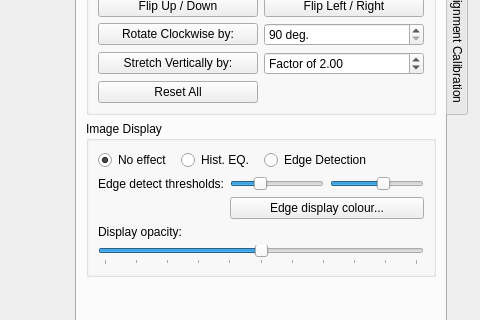
The window that calcam/gui/qt_designer_files/alignment_calib_editor.ui (euratom-software/calcam) describes before a commit, drawn with Qt 5; both pictures show x 447 to 927 and y 271 to 591 of the 927 by 724 pixel window.
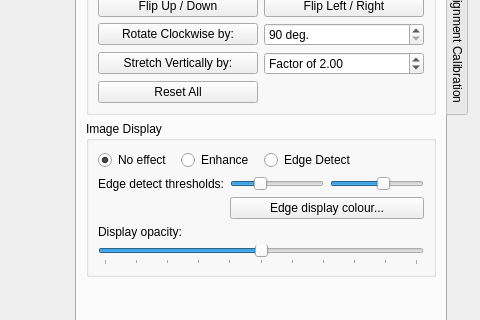
The same window after the commit.

Patch:
```diff
--- a/calcam/gui/qt_designer_files/alignment_calib_editor.ui
+++ b/calcam/gui/qt_designer_files/alignment_calib_editor.ui
@@ -463,7 +463,7 @@
            <item row="0" column="2" colspan="2">
             <widget class="QRadioButton" name="edge_detect">
              <property name="text">
-              <string>Edge Detection</string>
+              <string>Edge Detect</string>
              </property>
             </widget>
            </item>
@@ -565,7 +565,7 @@
            <item row="0" column="1">
             <widget class="QRadioButton" name="hist_eq">
              <property name="text">
-              <string>Hist. EQ.</string>
+              <string>Enhance</string>
              </property>
             </widget>
            </item>
```
Left out of the diff: 2 changed lines with no effect on the pictures.
